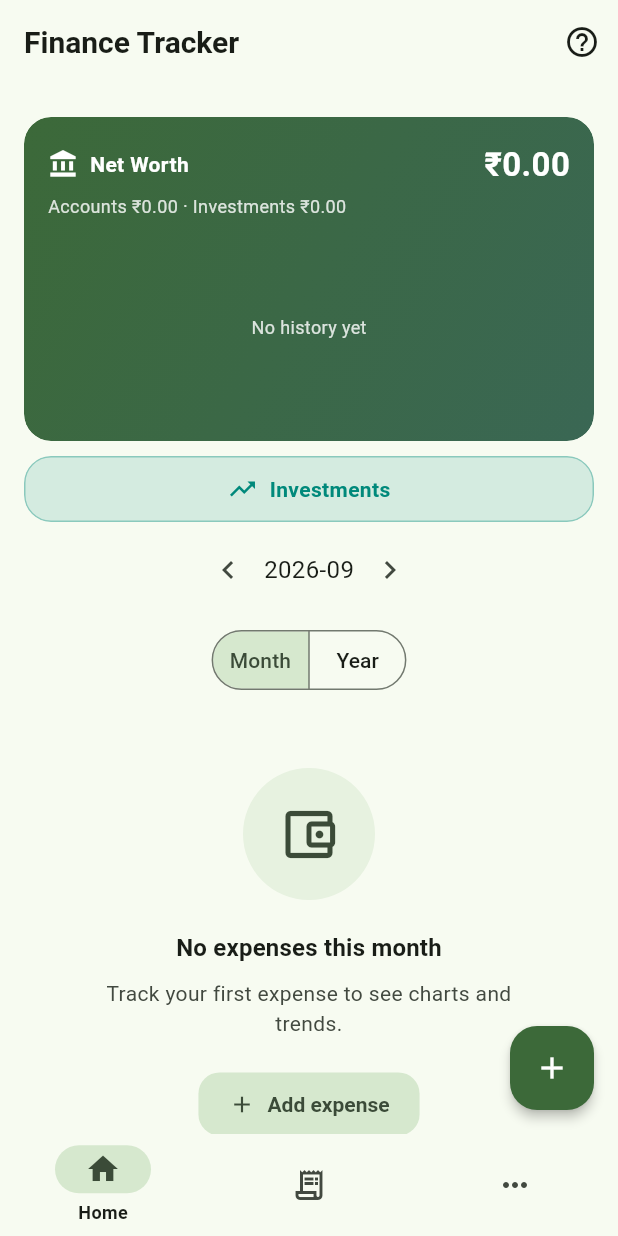
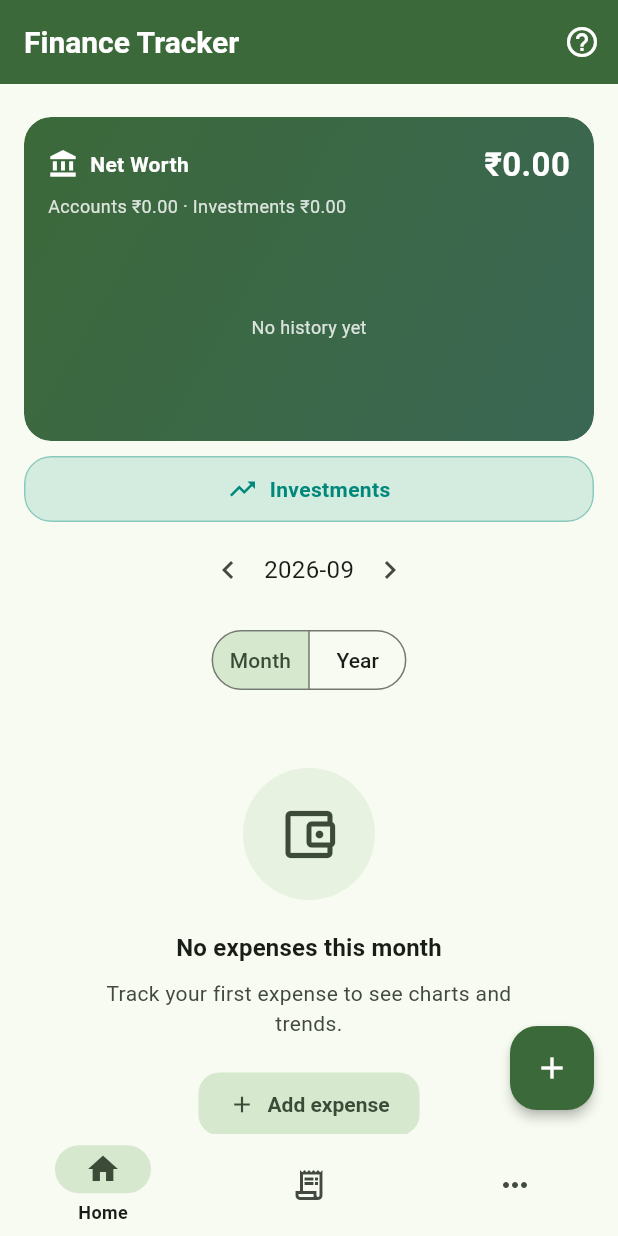
Before and after one commit to AnandSelvam04/FinanceTracker, a Flutter app: the screen it shows after launch, after a tap on "Skip", on a phone screen of 412 x 824 dp. Run offline on Flutter 3.47's test engine with Material 3 defaults, Android fonts, the phone set to English and light mode, and no system bars; our stand-ins replace csv, file_picker, fl_chart, flutter_local_notifications, flutter_secure_storage, flutter_timezone and 8 more; missing offline and left inert: another_telephony, cryptography, googleapis; accounts and stored records are empty.

Commit message:
Extend the colorful refresh across charts, headers, and app bar
Builds on the dashboard hero refresh with a broader color pass:

- Category chart bars are gradient-filled (bright to deep along the bar)
  instead of a flat block, giving the fill some depth.
- Section headings gain a short brand-gradient accent bar, so pages scan
  as grouped bands of color rather than plain text.
- App bars are accent-colored app-wide (via the theme), and the home
  screen's app bar uses a brand gradient flexibleSpace for the landing
  screen; inner screens keep the solid accent bar.

Co-Authored-By: Claude Opus 4.8 <noreply@anthropic.com>
Claude-Session: https://claude.ai/code/session_01HwaoUVe1pXbX8AbQXiAeXs

```diff
--- a/lib/screens/home_screen.dart
+++ b/lib/screens/home_screen.dart
@@ -259,6 +259,11 @@ class _HomeScreenState extends State<HomeScreen> with WidgetsBindingObserver {
     return Scaffold(
       appBar: AppBar(
         title: const Text('Finance Tracker'),
+        // A gradient header on the landing screen; inner screens keep the
+        // solid accent app bar from the theme.
+        flexibleSpace: DecoratedBox(
+          decoration: BoxDecoration(gradient: brandGradient(context)),
+        ),
         actions: [
           IconButton(
             icon: const Icon(Icons.help_outline),
--- a/lib/utils/app_theme.dart
+++ b/lib/utils/app_theme.dart
@@ -47,13 +47,18 @@ class AppTheme {
       visualDensity: VisualDensity.adaptivePlatformDensity,
       appBarTheme: AppBarThemeData(
         centerTitle: false,
-        scrolledUnderElevation: 2,
-        backgroundColor: scheme.surface,
-        foregroundColor: scheme.onSurface,
+        scrolledUnderElevation: 0,
+        // Accent-colored app bars (instead of plain surface) give every screen
+        // a consistent splash of the brand color at the top.
+        backgroundColor: scheme.primary,
+        foregroundColor: scheme.onPrimary,
+        surfaceTintColor: Colors.transparent,
+        iconTheme: IconThemeData(color: scheme.onPrimary),
+        actionsIconTheme: IconThemeData(color: scheme.onPrimary),
         titleTextStyle: TextStyle(
           fontSize: 20,
           fontWeight: FontWeight.w600,
-          color: scheme.onSurface,
+          color: scheme.onPrimary,
         ),
       ),
       cardTheme: CardThemeData(
--- a/lib/widgets/category_bar_chart.dart
+++ b/lib/widgets/category_bar_chart.dart
@@ -131,7 +131,20 @@ class _CategoryBar extends StatelessWidget {
                       child: FractionallySizedBox(
                         widthFactor: fraction.clamp(0.02, 1.0),
                         heightFactor: 1,
-                        child: ColoredBox(color: color),
+                        // A gradient along the bar (bright to deep) gives the
+                        // fill some depth instead of a flat block of color.
+                        child: DecoratedBox(
+                          decoration: BoxDecoration(
+                            gradient: LinearGradient(
+                              begin: Alignment.centerLeft,
+                              end: Alignment.centerRight,
+                              colors: [
+                                Color.lerp(color, Colors.white, 0.28) ?? color,
+                                color,
+                              ],
+                            ),
+                          ),
+                        ),
                       ),
                     ),
                   ],
--- a/lib/widgets/section_header.dart
+++ b/lib/widgets/section_header.dart
@@ -1,4 +1,6 @@
 import 'package:flutter/material.dart';
+
+import '../utils/app_colors.dart';
 
 /// A left-aligned heading that labels a group of content on a screen.
 ///
@@ -19,6 +21,21 @@ class SectionHeader extends StatelessWidget {
       alignment: Alignment.centerLeft,
       child: Padding(
         padding: padding,
+        child: Row(
+          mainAxisSize: MainAxisSize.min,
+          children: [
+            // A short gradient accent bar marks each section heading so the
+            // page scans as grouped bands of color rather than plain text.
+            Container(
+              width: 4,
+              height: 18,
+              margin: const EdgeInsets.only(right: 10),
+              decoration: BoxDecoration(
+                gradient: brandGradient(context),
+                borderRadius: BorderRadius.circular(3),
+              ),
+            ),
+            Flexible(
               child: Text(
                 text,
                 style: Theme.of(context)
@@ -27,6 +44,9 @@ class SectionHeader extends StatelessWidget {
                     ?.copyWith(fontWeight: FontWeight.w600),
               ),
             ),
+          ],
+        ),
+      ),
     );
   }
 }
```
Lines whose indentation alone changed are shown as unchanged.
